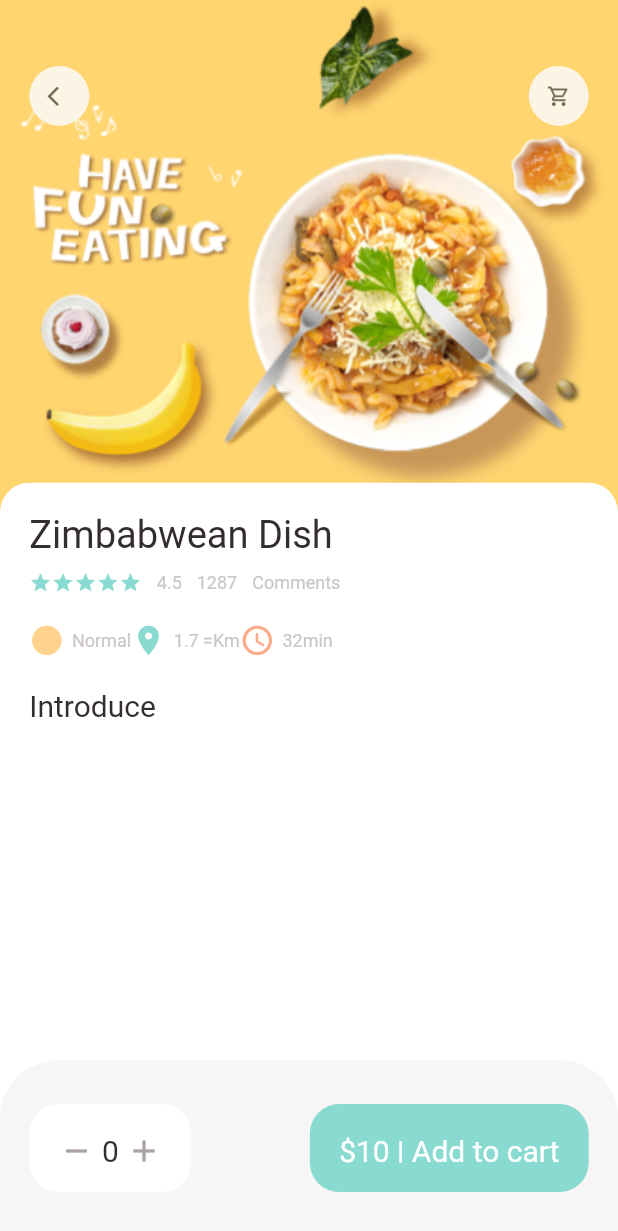
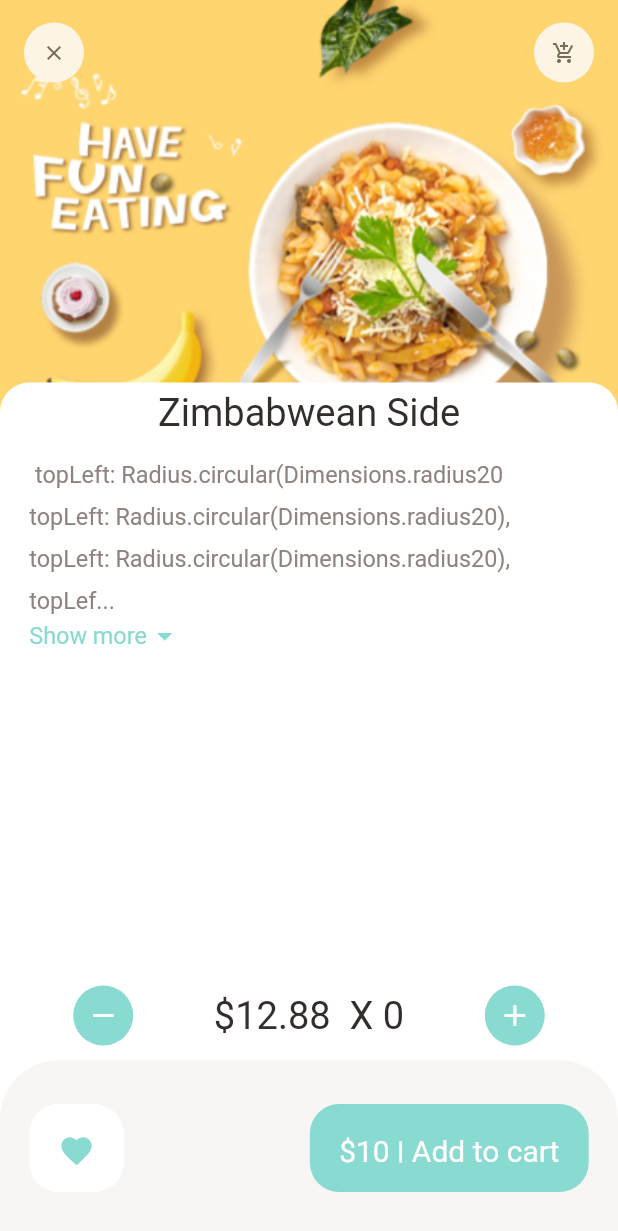
Before and after one commit to Cullex/food_delivery_clone, a Flutter app: the screen it shows after launch, on a phone screen of 412 x 824 dp. Shown: the top 1231 px of the screen. Run offline on Flutter 3.47's test engine with Material 2 defaults, Android fonts, the phone set to English and light mode, and no system bars; our stand-ins replace dots_indicator, get.

Commit message:
recommended_page

```diff
--- a/lib/main.dart
+++ b/lib/main.dart
@@ -1,5 +1,6 @@
 import 'package:flutter/material.dart';
 import 'package:food_delivery/pages/food/popular_food_detail.dart';
+import 'package:food_delivery/pages/food/recommended_food_detail.dart';
 import 'package:food_delivery/pages/home/main_food_page.dart';
 import 'package:get/get.dart';
 
@@ -20,7 +21,7 @@ class MyApp extends StatelessWidget {
 
         primarySwatch: Colors.blue,
       ),
-      home: PopularFoodDetail(),
+      home: RecommendedFoodDetail(),
     );
   }
 }
--- a/lib/pages/food/popular_food_detail.dart
+++ b/lib/pages/food/popular_food_detail.dart
@@ -3,6 +3,7 @@ import 'package:flutter/material.dart';
 import 'package:food_delivery/utils/dimensions.dart';
 import 'package:food_delivery/widgets/app_column.dart';
 import 'package:food_delivery/widgets/app_icon.dart';
+import 'package:food_delivery/widgets/expandable_text_widget.dart';
 
 import '../../utils/colors.dart';
 import '../../widgets/big_text.dart';
@@ -65,9 +66,25 @@ class PopularFoodDetail extends StatelessWidget {
                   children: [
                     AppColumn(text: 'Zimbabwean Dish',),
                     SizedBox(height: Dimensions.height20,),
-                    BigText(text: "Introduce",)
+                    BigText(text: "Introduce",),
+                    SizedBox(height: Dimensions.height20,),
+                    Expanded(
+                      child: SingleChildScrollView(
+                        child: ExpandableTextWidget(text: "Chicken marinated in a spiced yoghurt is placed in a large pot, then then layered with fried onions("
+                            "cheeky easy sub below!), fresh coriander/cilantro, then par boiled with  a marinated chicken gizzards soup laced with chillies, chopped"
+                            "onions as well as a sash of white corn meal know as sadza"
+                            "cheeky easy sub below!), fresh coriander/cilantro, then par boiled with  a marinated chicken gizzards soup laced with chillies, chopped"
+                            "cheeky easy sub below!), fresh coriander/cilantro, then par boiled with  a marinated chicken gizzards soup laced with chillies, chopped"
+                            "cheeky easy sub below!), fresh coriander/cilantro, then par boiled with  a marinated chicken gizzards soup laced with chillies, chopped"
+                            "cheeky easy sub below!), fresh coriander/cilantro, then par boiled with  a marinated chicken gizzards soup laced with chillies, chopped"
+                            "cheeky easy sub below!), fresh coriander/cilantro, then par boiled with  a marinated chicken gizzards soup laced with chillies, chopped"
+                            "cheeky easy sub below!), fresh coriander/cilantro, then par boiled with  a marinated chicken gizzards soup laced with chillies, chopped"
+                        ),
+                      ),
+                    )
                   ],
                 ),
+
           )),
           //expandable widget
         ],
@@ -109,7 +126,8 @@ class PopularFoodDetail extends StatelessWidget {
                 borderRadius: BorderRadius.circular(Dimensions.radius20),
                 color: AppColors.mainColor
               ),
-            )
+            ),
+
           ],
         ),
       ),
--- /dev/null
+++ b/lib/pages/food/recommended_food_detail.dart
@@ -0,0 +1,158 @@
+import 'package:flutter/material.dart';
+import 'package:food_delivery/utils/colors.dart';
+import 'package:food_delivery/utils/dimensions.dart';
+import 'package:food_delivery/widgets/app_icon.dart';
+import 'package:food_delivery/widgets/big_text.dart';
+import 'package:food_delivery/widgets/expandable_text_widget.dart';
+class RecommendedFoodDetail extends StatelessWidget {
+  const RecommendedFoodDetail({Key? key}) : super(key: key);
+
+  @override
+  Widget build(BuildContext context) {
+    return Scaffold(
+      backgroundColor: Colors.white,
+      body: CustomScrollView(
+        slivers: [
+          SliverAppBar(
+            toolbarHeight: 70,
+            title: Row(
+              mainAxisAlignment: MainAxisAlignment.spaceBetween,
+              children: [
+                AppIcon(icon: Icons.clear),
+                AppIcon(icon: Icons.add_shopping_cart_outlined)
+              ],
+            ),
+            bottom: PreferredSize(
+              preferredSize: Size.fromHeight(20),
+              child: Container(
+                child: Center(child: BigText(size: Dimensions.font26,text: "Zimbabwean Side",)),
+                width: double.maxFinite,
+                padding: EdgeInsets.only(top: 5,  bottom: 10),
+                decoration: BoxDecoration(
+                  color: Colors.white,
+                  borderRadius: BorderRadius.only(
+                    topLeft: Radius.circular(Dimensions.radius20),
+                    topRight: Radius.circular(Dimensions.radius20),
+                  ),
+                ),
+              ),
+            ),
+            backgroundColor: AppColors.yellowColor,
+            pinned: true,
+            expandedHeight: 300,
+            flexibleSpace: FlexibleSpaceBar(
+              background: Image.asset(
+                "assets/image/food0.png",
+                width: double.maxFinite,
+                fit: BoxFit.cover,
+              ),
+            ),
+          ),
+          SliverToBoxAdapter(
+            child: Column(
+              children: [
+                Container(
+                  child: ExpandableTextWidget(
+                    text: " topLeft: Radius.circular(Dimensions.radius20"
+                      " topLeft: Radius.circular(Dimensions.radius20), topLeft: Radius.circular(Dimensions.radius20), topLeft: Radius.circular(Dimensions.radius20),"
+                      " topLeft: Radius.circular(Dimensions.radius20), topLeft: Radius.circular(Dimensions.radius20), topLeft: Radius.circular(Dimensions.radius20),"
+                      " topLeft: Radius.circular(Dimensions.radius20), topLeft: Radius.circular(Dimensions.radius20), topLeft: Radius.circular(Dimensions.radius20),"
+                        " topLeft: Radius.circular(Dimensions.radius20), topLeft: Radius.circular(Dimensions.radius20), topLeft: Radius.circular(Dimensions.radius20),"
+                        " topLeft: Radius.circular(Dimensions.radius20), topLeft: Radius.circular(Dimensions.radius20), topLeft: Radius.circular(Dimensions.radius20),"
+                        " topLeft: Radius.circular(Dimensions.radius20), topLeft: Radius.circular(Dimensions.radius20), topLeft: Radius.circular(Dimensions.radius20),"
+                        " topLeft: Radius.circular(Dimensions.radius20), topLeft: Radius.circular(Dimensions.radius20), topLeft: Radius.circular(Dimensions.radius20),"
+                        " topLeft: Radius.circular(Dimensions.radius20), topLeft: Radius.circular(Dimensions.radius20), topLeft: Radius.circular(Dimensions.radius20),"
+                        " topLeft: Radius.circular(Dimensions.radius20), topLeft: Radius.circular(Dimensions.radius20), topLeft: Radius.circular(Dimensions.radius20),"
+                        " topLeft: Radius.circular(Dimensions.radius20), topLeft: Radius.circular(Dimensions.radius20), topLeft: Radius.circular(Dimensions.radius20),"
+                        " topLeft: Radius.circular(Dimensions.radius20), topLeft: Radius.circular(Dimensions.radius20), topLeft: Radius.circular(Dimensions.radius20),"
+                        " topLeft: Radius.circular(Dimensions.radius20), topLeft: Radius.circular(Dimensions.radius20), topLeft: Radius.circular(Dimensions.radius20),"
+                        " topLeft: Radius.circular(Dimensions.radius20), topLeft: Radius.circular(Dimensions.radius20), topLeft: Radius.circular(Dimensions.radius20),"
+                        " topLeft: Radius.circular(Dimensions.radius20), topLeft: Radius.circular(Dimensions.radius20), topLeft: Radius.circular(Dimensions.radius20),"
+                        " topLeft: Radius.circular(Dimensions.radius20), topLeft: Radius.circular(Dimensions.radius20), topLeft: Radius.circular(Dimensions.radius20),"" topLeft: Radius.circular(Dimensions.radius20), topLeft: Radius.circular(Dimensions.radius20), topLeft: Radius.circular(Dimensions.radius20),"
+                        " topLeft: Radius.circular(Dimensions.radius20), topLeft: Radius.circular(Dimensions.radius20), topLeft: Radius.circular(Dimensions.radius20),"
+                        " topLeft: Radius.circular(Dimensions.radius20), topLeft: Radius.circular(Dimensions.radius20), topLeft: Radius.circular(Dimensions.radius20),"
+                        " topLeft: Radius.circular(Dimensions.radius20), topLeft: Radius.circular(Dimensions.radius20), topLeft: Radius.circular(Dimensions.radius20),"
+                        " topLeft: Radius.circular(Dimensions.radius20), topLeft: Radius.circular(Dimensions.radius20), topLeft: Radius.circular(Dimensions.radius20),"
+                        " topLeft: Radius.circular(Dimensions.radius20), topLeft: Radius.circular(Dimensions.radius20), topLeft: Radius.circular(Dimensions.radius20),"
+                        " topLeft: Radius.circular(Dimensions.radius20), topLeft: Radius.circular(Dimensions.radius20), topLeft: Radius.circular(Dimensions.radius20),"
+                        " topLeft: Radius.circular(Dimensions.radius20), topLeft: Radius.circular(Dimensions.radius20), topLeft: Radius.circular(Dimensions.radius20),"
+                        " topLeft: Radius.circular(Dimensions.radius20), topLeft: Radius.circular(Dimensions.radius20), topLeft: Radius.circular(Dimensions.radius20),"
+                      "), topLeft: Radius.circular(Dimensions.radius20), topLeft: Radius.circular(Dimensions.radius20), topLeft: Radius.circular(Dimensions.radius20), topLeft: Radius.circular(Dimensions.radius20), topLeft: Radius.circular(Dimensions.radius20),",
+                  ),
+                  margin: EdgeInsets.only(left: Dimensions.width20, right: Dimensions.width20),
+                ),
+              ],
+            ),
+          )
+        ],
+      ),
+        bottomNavigationBar: Column(
+          mainAxisSize: MainAxisSize.min,
+          children: [
+            Container(
+              padding: EdgeInsets.only(
+                left: Dimensions.width20*2.5,
+                  right: Dimensions.width20*2.5,
+                  top: Dimensions.height10,
+                bottom: Dimensions.height10,
+              ),
+              child: Row(
+                mainAxisAlignment: MainAxisAlignment.spaceBetween,
+                children: [
+                        AppIcon(
+                          iconSize: Dimensions.iconSize24,
+                            iconColor: Colors.white,
+                            backgroundColor: AppColors.mainColor,
+                            icon: Icons.remove
+                        ),
+                  BigText(text: "\$12.88"+"  X"+" 0", color: AppColors.mainBlackColor,size: Dimensions.font26,),
+                  AppIcon(
+                      iconSize: Dimensions.iconSize24,
+                      iconColor: Colors.white,
+                      backgroundColor: AppColors.mainColor,
+                      icon: Icons.add
+                  ),
+                ],
+              ),
+            ),
+            Container(
+              height: Dimensions.bottomHeightBar,
+              padding: EdgeInsets.only(top: Dimensions.height30, bottom: Dimensions.height30, left: Dimensions.width20, right: Dimensions.width20),
+              decoration: BoxDecoration(
+                  color: AppColors.buttonBackgroundColor,
+                  borderRadius: BorderRadius.only(
+                    topLeft: Radius.circular(Dimensions.radius20*2),
+                    topRight: Radius.circular(Dimensions.radius20*2),
+                  )
+              ),
+              child: Row(
+                mainAxisAlignment: MainAxisAlignment.spaceBetween,
+                children: [
+                  Container(
+                    padding: EdgeInsets.only(top: Dimensions.height20, bottom: Dimensions.height20, left: Dimensions.width20, right: Dimensions.width20),
+                    decoration: BoxDecoration(
+                        borderRadius: BorderRadius.circular(Dimensions.radius20),
+                        color: Colors.white
+                    ),
+                    child: Icon(
+                      Icons.favorite,
+                      color: AppColors.mainColor,
+                    ),
+                  ),
+                  Container(
+                    padding: EdgeInsets.only(top: Dimensions.height20, bottom: Dimensions.height20, left: Dimensions.width20, right: Dimensions.width20),
+                    child: BigText(text: "\$10 | Add to cart", color: Colors.white,),
+                    decoration: BoxDecoration(
+                        borderRadius: BorderRadius.circular(Dimensions.radius20),
+                        color: AppColors.mainColor
+                    ),
+                  ),
+
+                ],
+              ),
+            ),
+          ],
+        ),
+    );
+  }
+}
--- a/lib/utils/dimensions.dart
+++ b/lib/utils/dimensions.dart
@@ -22,6 +22,7 @@ class Dimensions{
   static double width30 = screenHeight/28.13;
 
   //font size
+  static double font16 = screenHeight/52.75;
   static double font20 = screenHeight/42.2;
   static double font26 = screenHeight/32.46;
 
@@ -34,7 +35,7 @@ class Dimensions{
 
   //icon size
 static double iconSize24 = screenHeight/35.17;
-  static double iconSize16 = screenHeight/52.75;
+static double iconSize16 = screenHeight/52.75;
 
 
 //list view size
--- a/lib/widgets/app_icon.dart
+++ b/lib/widgets/app_icon.dart
@@ -5,11 +5,13 @@ class AppIcon extends StatelessWidget {
   final Color backgroundColor;
   final Color iconColor;
   final double size;
+  final double iconSize;
   AppIcon({Key? key,
   required this.icon,
     this.backgroundColor = const Color(0xFFfcf4e4),
     this.iconColor = const Color(0xFF756d54),
-    this.size = 40
+    this.size = 40,
+    this.iconSize = 16
   }) : super(key: key);
 
   @override
@@ -24,7 +26,7 @@ class AppIcon extends StatelessWidget {
       child: Icon(
         icon,
         color: iconColor,
-        size: Dimensions.iconSize16,
+        size: iconSize
       ),
     );
   }
--- a/lib/widgets/expandable_text_widget.dart
+++ b/lib/widgets/expandable_text_widget.dart
@@ -1,17 +1,56 @@
 import 'package:flutter/material.dart';
-class ExpandandableTextWidget extends StatefulWidget {
+import 'package:food_delivery/utils/colors.dart';
+import 'package:food_delivery/utils/dimensions.dart';
+import 'package:food_delivery/widgets/small_text.dart';
+class ExpandableTextWidget extends StatefulWidget {
   final String text;
-  const ExpandandableTextWidget({Key? key, required this.text}) : super(key: key);
+  const ExpandableTextWidget({Key? key, required this.text}) : super(key: key);
 
   @override
-  State<ExpandandableTextWidget> createState() => _ExpandandableTextWidgetState();
+  State<ExpandableTextWidget> createState() => _ExpandableTextWidgetState();
 }
 
-class _ExpandandableTextWidgetState extends State<ExpandandableTextWidget> {
+class _ExpandableTextWidgetState extends State<ExpandableTextWidget> {
   late String firstHalf;
   late String secondHalf;
+
+  bool hiddenText = true;
+  double textHeight = Dimensions.screenHeight/5.63;
+
+
+  @override
+  void initState() {
+    super.initState();
+    if(widget.text.length> textHeight){
+        firstHalf = widget.text.substring(0, textHeight.toInt());
+        secondHalf = widget.text.substring(textHeight.toInt()+1, widget.text.length);
+    }else{
+      firstHalf = widget.text;
+      secondHalf = "";
+    }
+  }
+
   @override
   Widget build(BuildContext context) {
-    return Container();
+    return Container(
+      child: secondHalf.isEmpty?SmallText(height: 1.8,color: AppColors.paraColor,size: Dimensions.font16,text: firstHalf,):Column(
+        children: [
+          SmallText(height: 1.8,color: AppColors.paraColor,size: Dimensions.font16,text: hiddenText?(firstHalf+"..."): (firstHalf+secondHalf)),
+          InkWell(
+            onTap: (){
+              setState(() {
+                hiddenText=!hiddenText;
+              });
+            },
+            child: Row(
+              children: [
+                SmallText(text: "Show more", color: AppColors.mainColor, size: Dimensions.font16,),
+                Icon(hiddenText?Icons.arrow_drop_down:Icons.arrow_drop_up, color: AppColors.mainColor,)
+              ],
+            ),
+          ),
+        ],
+      ),
+    );
   }
 }
```
